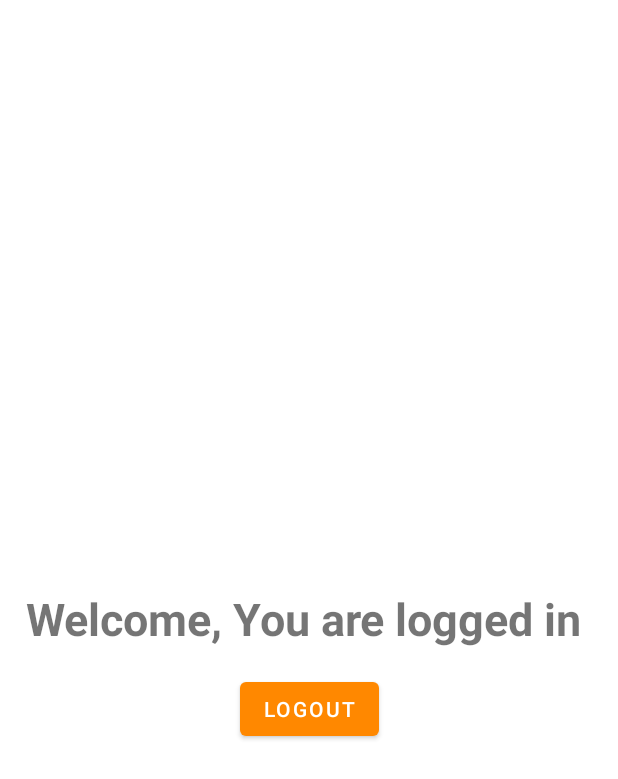
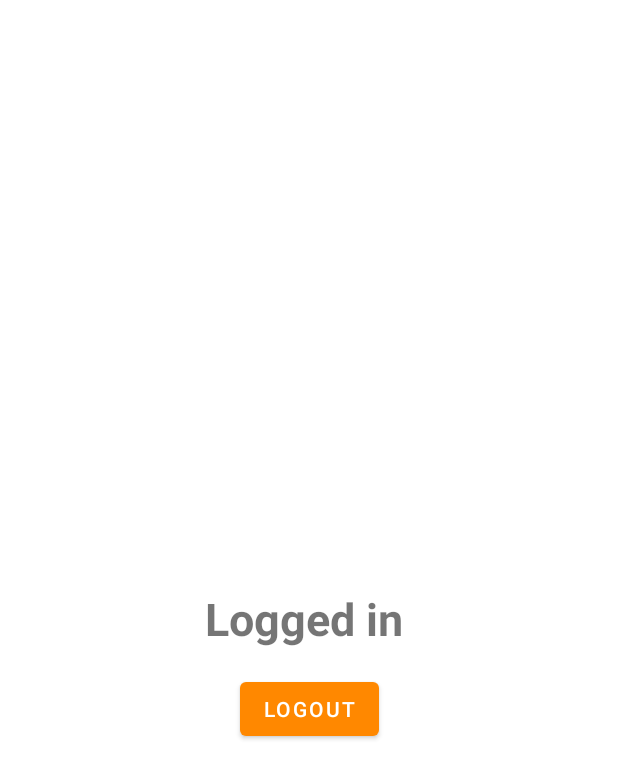
Before and after one commit to TheNuc1ear/Book4Book, an Android app: the layout activity_main.xml on its own in the app's theme, with its tools: preview values and no code run, on a phone screen of 412 x 824 dp. Shown: the top 779 px of the screen. Run offline under Robolectric (Android 15) with nearby library versions, the phone set to English and light mode, and no system bars.

Commit message:
Comments and update android manifest
In Android Manifest, added main and launcher to MainActivity;
Added some comments;

```diff
--- a/app/src/main/java/com/infosys/b4b/LoginActivity.java
+++ b/app/src/main/java/com/infosys/b4b/LoginActivity.java
@@ -41,7 +41,7 @@ public class LoginActivity extends AppCompatActivity {
         FirebaseApp.initializeApp(getApplicationContext());
         mAuth = FirebaseAuth.getInstance();
 
-        btnLogin.setOnClickListener(view -> {
+        btnLogin.setOnClickListener(view -> {                                           // Run login function on button click
             loginUser();
         });
 
--- a/app/src/main/java/com/infosys/b4b/MainActivity.java
+++ b/app/src/main/java/com/infosys/b4b/MainActivity.java
@@ -35,7 +35,8 @@ public class MainActivity extends AppCompatActivity {
     protected void onStart() {
         super.onStart();
         FirebaseUser user = mAuth.getCurrentUser();
-        if (user == null){
+
+        if (user == null){                                                                  // Redirect to login page
             startActivity(new Intent(MainActivity.this, LoginActivity.class));
         }
     }
--- a/app/src/main/java/com/infosys/b4b/SignupActivity.java
+++ b/app/src/main/java/com/infosys/b4b/SignupActivity.java
@@ -43,7 +43,7 @@ public class SignupActivity extends AppCompatActivity {
         btnRegister.setOnClickListener(view ->{
             createUser();
         });
-        btnLoginHere.setOnClickListener(view ->{
+        btnLoginHere.setOnClickListener(view ->{                                                   // Redirect to login page if user clicks that instead
             startActivity(new Intent(SignupActivity.this, LoginActivity.class));
         });
     }
--- a/app/src/main/res/layout/activity_main.xml
+++ b/app/src/main/res/layout/activity_main.xml
@@ -10,7 +10,7 @@
         android:id="@+id/textView"
         android:layout_width="wrap_content"
         android:layout_height="wrap_content"
-        android:text="Welcome, You are logged in "
+        android:text="Logged in "
         android:textSize="30sp"
         android:textStyle="bold"
         app:layout_constraintBottom_toBottomOf="parent"
```
Also changed, not shown: app/src/main/AndroidManifest.xml (+10 -6 lines).
